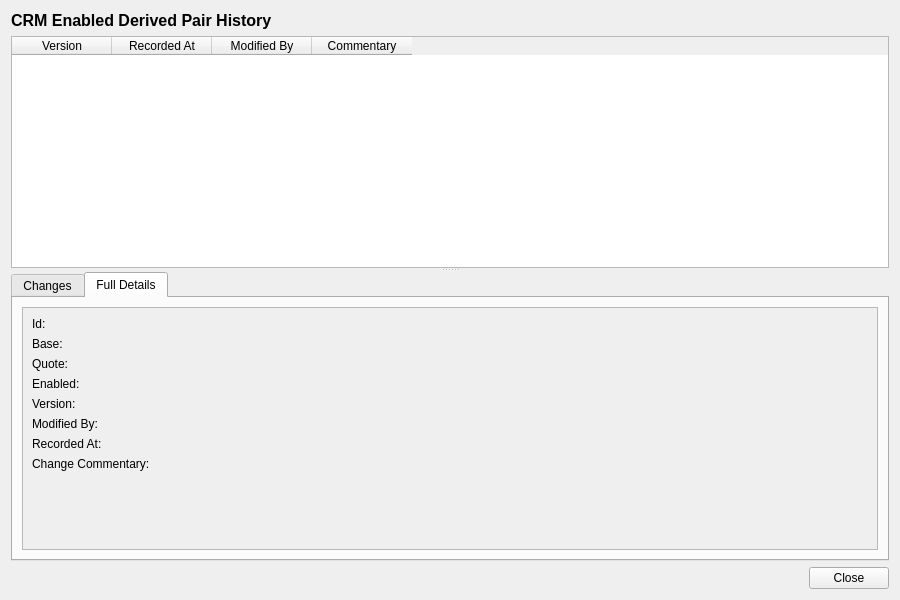
Above: projects/ores.qt/refdata/ui/CrmEnabledDerivedPairHistoryDialog.ui from OreStudio/OreStudio before the change. Below: the same form after it.
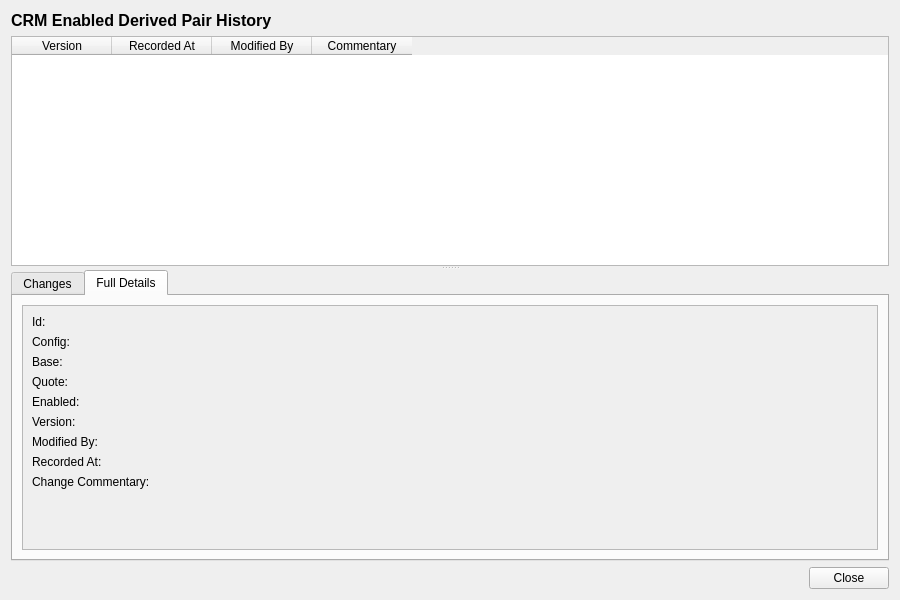
That is the form after the change. The open tabs and pages were chosen to show the change.

Commit message: [qt,codegen,refdata] Fix nil party_id and unsettable config_id on CRM create

```diff
--- a/projects/ores.qt/refdata/ui/CrmEnabledDerivedPairHistoryDialog.ui
+++ b/projects/ores.qt/refdata/ui/CrmEnabledDerivedPairHistoryDialog.ui
@@ -164,97 +164,111 @@
                 </widget>
                </item>
                <item row="1" column="0">
+                <widget class="QLabel" name="config_idLabel">
+                 <property name="text">
+                  <string>Config:</string>
+                 </property>
+                </widget>
+               </item>
+               <item row="1" column="1">
+                <widget class="QLabel" name="configValue">
+                 <property name="text">
+                  <string/>
+                 </property>
+                </widget>
+               </item>
+               <item row="2" column="0">
                 <widget class="QLabel" name="base_currency_codeLabel">
                  <property name="text">
                   <string>Base:</string>
                  </property>
                 </widget>
                </item>
-               <item row="1" column="1">
+               <item row="2" column="1">
                 <widget class="QLabel" name="baseCcyValue">
                  <property name="text">
                   <string/>
                  </property>
                 </widget>
                </item>
-               <item row="2" column="0">
+               <item row="3" column="0">
                 <widget class="QLabel" name="quote_currency_codeLabel">
                  <property name="text">
                   <string>Quote:</string>
                  </property>
                 </widget>
                </item>
-               <item row="2" column="1">
+               <item row="3" column="1">
                 <widget class="QLabel" name="quoteCcyValue">
                  <property name="text">
                   <string/>
                  </property>
                 </widget>
                </item>
-               <item row="3" column="0">
+               <item row="4" column="0">
                 <widget class="QLabel" name="enabledLabel">
                  <property name="text">
                   <string>Enabled:</string>
                  </property>
                 </widget>
                </item>
-               <item row="3" column="1">
+               <item row="4" column="1">
                 <widget class="QLabel" name="enabledCheckBox">
                  <property name="text">
                   <string/>
                  </property>
                 </widget>
                </item>
-               <item row="4" column="0">
+               <item row="5" column="0">
                 <widget class="QLabel" name="versionNumberLabel">
                  <property name="text">
                   <string>Version:</string>
                  </property>
                 </widget>
                </item>
-               <item row="4" column="1">
+               <item row="5" column="1">
                 <widget class="QLabel" name="versionNumberValue">
                  <property name="text">
                   <string/>
                  </property>
                 </widget>
                </item>
-               <item row="5" column="0">
+               <item row="6" column="0">
                 <widget class="QLabel" name="modifiedByLabel">
                  <property name="text">
                   <string>Modified By:</string>
                  </property>
                 </widget>
                </item>
-               <item row="5" column="1">
+               <item row="6" column="1">
                 <widget class="QLabel" name="modifiedByValue">
                  <property name="text">
                   <string/>
                  </property>
                 </widget>
                </item>
-               <item row="6" column="0">
+               <item row="7" column="0">
                 <widget class="QLabel" name="recordedAtLabel">
                  <property name="text">
                   <string>Recorded At:</string>
                  </property>
                 </widget>
                </item>
-               <item row="6" column="1">
+               <item row="7" column="1">
                 <widget class="QLabel" name="recordedAtValue">
                  <property name="text">
                   <string/>
                  </property>
                 </widget>
                </item>
-               <item row="7" column="0">
+               <item row="8" column="0">
                 <widget class="QLabel" name="changeCommentaryLabel">
                  <property name="text">
                   <string>Change Commentary:</string>
                  </property>
                 </widget>
                </item>
-               <item row="7" column="1">
+               <item row="8" column="1">
                 <widget class="QLabel" name="changeCommentaryValue">
                  <property name="text">
                   <string/>
```
The commit also changes 19 other files.
